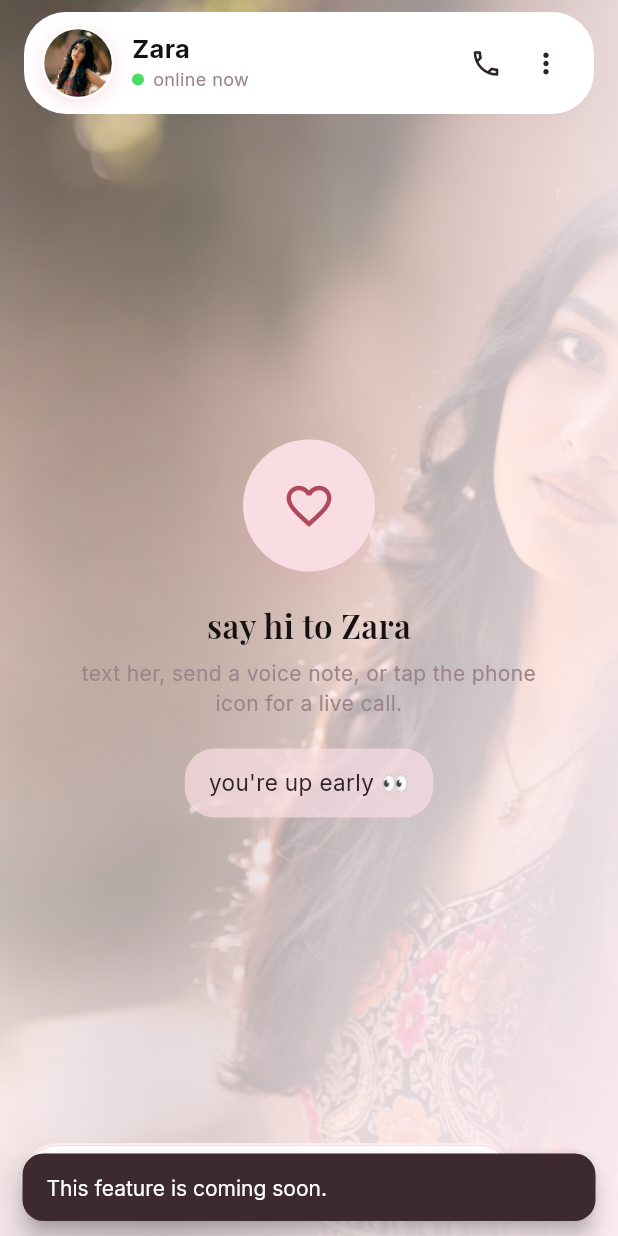
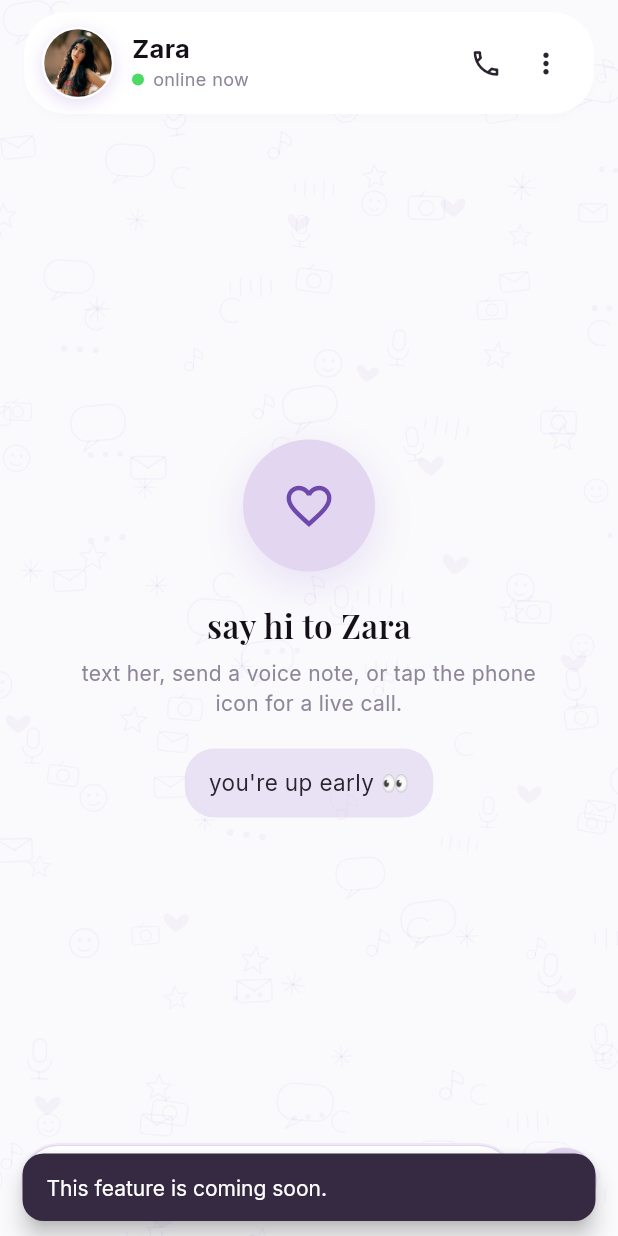
Before and after one commit to deepesh-crowstone/companion, a Flutter app: the ChatScreen screen opened directly, after a tap on the "phone" icon, on a phone screen of 412 x 824 dp. Run offline on Flutter 3.47's test engine with Material 3 defaults, Android fonts, the phone set to English and light mode, and no system bars; our stand-ins replace google_fonts, just_audio, permission_handler, shared_preferences, web; missing offline and left inert: audio_session, dart:js_interop, flutter_cashfree_pg_sdk, flutter_pcm_sound, record; accounts and stored records are empty; network calls fail.

Commit message:
Apply purple chat theme with patterned background and voice UI polish.
Switch from pink to purple, add whitish doodle chat backdrop, light grey user bubbles with inline timestamps, and live mic-driven recording waveforms.

Co-authored-by: Cursor <cursoragent@cursor.com>

```diff
--- a/client/mia_companion/lib/theme/mia_theme.dart
+++ b/client/mia_companion/lib/theme/mia_theme.dart
@@ -3,25 +3,25 @@ import 'package:flutter/services.dart';
 import 'package:google_fonts/google_fonts.dart';
 
 class MiaColors {
-  static const background = Color(0xFFFFF0F3);
-  /// Chat thread — slightly lighter than [background].
-  static const chatBackground = Color(0xFFFFF6F8);
-  static const backgroundDeep = Color(0xFFFCE8EC);
+  static const background = Color(0xFFF3EEF9);
+  /// Chat thread — whitish base for the message area.
+  static const chatBackground = Color(0xFFFAFAFC);
+  static const backgroundDeep = Color(0xFFE8E0F2);
   static const surface = Color(0xFFFFFFFF);
-  static const miaBubble = Color(0xFFF9DDE3);
-  static const userBubble = Color(0xFF4A3F42);
-  static const textPrimary = Color(0xFF2D2323);
-  static const miaText = Color(0xFF151012);
-  static const textMuted = Color(0xFF9A8589);
-  static const accent = Color(0xFFE8899A);
-  static const accentLight = Color(0xFFF5B8C4);
-  static const accentDeep = Color(0xFFB04A5A);
-  static const statusPink = Color(0xFFD48494);
+  static const miaBubble = Color(0xFFE2D6F0);
+  static const userBubble = Color(0xFFE8E6EB);
+  static const textPrimary = Color(0xFF2A2430);
+  static const miaText = Color(0xFF151018);
+  static const textMuted = Color(0xFF8E8699);
+  static const accent = Color(0xFF9B72D4);
+  static const accentLight = Color(0xFFC9B0E8);
+  static const accentDeep = Color(0xFF6E48AB);
+  static const statusPink = Color(0xFF9170C4);
   static const online = Color(0xFF4CD964);
-  static const errorBg = Color(0xFF3D2A2E);
-  static const callGradientTop = Color(0xFFB85A6B);
-  static const callGradientMid = Color(0xFF5A2430);
-  static const callGradientBottom = Color(0xFF2A0F14);
+  static const errorBg = Color(0xFF352A42);
+  static const callGradientTop = Color(0xFF7A52B8);
+  static const callGradientMid = Color(0xFF452A62);
+  static const callGradientBottom = Color(0xFF1E1228);
 }
 
 class MiaTheme {
@@ -106,7 +106,7 @@ class MiaTheme {
   static TextStyle chatBody({required bool isUser}) => GoogleFonts.inter(
         fontSize: 15,
         height: 1.4,
-        color: isUser ? Colors.white : MiaColors.miaText,
+        color: MiaColors.miaText,
       );
 
   static TextStyle caption() => GoogleFonts.inter(
--- a/client/mia_companion/lib/widgets/chat_input_bar.dart
+++ b/client/mia_companion/lib/widgets/chat_input_bar.dart
@@ -14,6 +14,7 @@ class ChatInputBar extends StatefulWidget {
     required this.recording,
     required this.recordingLocked,
     required this.recordingDuration,
+    required this.recordingLevels,
     required this.slideCancelActive,
     required this.slideOffset,
     required this.sending,
@@ -31,6 +32,7 @@ class ChatInputBar extends StatefulWidget {
   final bool recording;
   final bool recordingLocked;
   final Duration recordingDuration;
+  final List<double> recordingLevels;
   final bool slideCancelActive;
   final double slideOffset;
   final bool sending;
@@ -102,6 +104,7 @@ class _ChatInputBarState extends State<ChatInputBar> {
                 child: widget.recording
                     ? VoiceRecordingBar(
                         duration: widget.recordingDuration,
+                        levels: widget.recordingLevels,
                         locked: widget.recordingLocked,
                         slideCancelActive: widget.slideCancelActive,
                         slideOffset: widget.slideOffset,
--- a/client/mia_companion/lib/widgets/chat_message_tile.dart
+++ b/client/mia_companion/lib/widgets/chat_message_tile.dart
@@ -25,7 +25,8 @@ class ChatMessageTile extends StatelessWidget {
 
   @override
   Widget build(BuildContext context) {
-    return Column(
+    return RepaintBoundary(
+      child: Column(
         mainAxisSize: MainAxisSize.min,
         children: [
           if (showDateHeader) DateSeparator(date: message.createdAt),
@@ -37,6 +38,7 @@ class ChatMessageTile extends StatelessWidget {
             receiptStatus: receiptStatus,
           ),
         ],
+      ),
     );
   }
 }
--- /dev/null
+++ b/client/mia_companion/lib/widgets/chat_pattern_background.dart
@@ -0,0 +1,315 @@
+import 'dart:math' as math;
+
+import 'package:flutter/material.dart';
+
+import '../theme/mia_theme.dart';
+
+/// Whitish chat backdrop with a subtle repeating doodle pattern.
+class ChatPatternBackground extends StatelessWidget {
+  const ChatPatternBackground({super.key, required this.child});
+
+  final Widget child;
+
+  @override
+  Widget build(BuildContext context) {
+    return ColoredBox(
+      color: MiaColors.chatBackground,
+      child: CustomPaint(
+        painter: _ChatPatternPainter(
+          color: MiaColors.accent.withValues(alpha: 0.065),
+        ),
+        child: child,
+      ),
+    );
+  }
+}
+
+class _ChatPatternPainter extends CustomPainter {
+  _ChatPatternPainter({required this.color});
+
+  final Color color;
+
+  static const _tile = 96.0;
+
+  @override
+  void paint(Canvas canvas, Size size) {
+    final stroke = Paint()
+      ..color = color
+      ..style = PaintingStyle.stroke
+      ..strokeWidth = 1.0
+      ..strokeCap = StrokeCap.round
+      ..strokeJoin = StrokeJoin.round;
+
+    final fill = Paint()
+      ..color = color
+      ..style = PaintingStyle.fill;
+
+    for (var row = -1; row < (size.height / _tile).ceil() + 1; row++) {
+      final y = row * _tile * 0.88;
+      final stagger = row.isEven ? 0.0 : _tile * 0.5;
+      for (var col = -1; col < (size.width / _tile).ceil() + 1; col++) {
+        final origin = Offset(col * _tile + stagger, y);
+        _drawTile(canvas, origin, stroke, fill, row * 7 + col * 3);
+      }
+    }
+  }
+
+  void _drawTile(
+    Canvas canvas,
+    Offset origin,
+    Paint stroke,
+    Paint fill,
+    int seed,
+  ) {
+    final placements = _tilePlacements(seed);
+    for (final placement in placements) {
+      _drawMotif(
+        canvas,
+        origin + placement.offset,
+        stroke,
+        fill,
+        placement.type,
+        placement.scale,
+        placement.rotation,
+      );
+    }
+  }
+
+  List<_Placement> _tilePlacements(int seed) {
+    const motifs = _MotifType.values;
+    final rng = math.Random(seed);
+    final count = 3 + rng.nextInt(2);
+    return List.generate(count, (i) {
+      final type = motifs[(seed + i * 5) % motifs.length];
+      return _Placement(
+        type: type,
+        offset: Offset(
+          8 + rng.nextDouble() * (_tile - 28),
+          8 + rng.nextDouble() * (_tile - 28),
+        ),
+        scale: 0.82 + rng.nextDouble() * 0.28,
+        rotation: (rng.nextDouble() - 0.5) * 0.35,
+      );
+    });
+  }
+
+  void _drawMotif(
+    Canvas canvas,
+    Offset o,
+    Paint stroke,
+    Paint fill,
+    _MotifType type,
+    double scale,
+    double rotation,
+  ) {
+    canvas.save();
+    canvas.translate(o.dx, o.dy);
+    canvas.rotate(rotation);
+    canvas.scale(scale);
+
+    switch (type) {
+      case _MotifType.speechBubble:
+        _speechBubble(canvas, stroke);
+      case _MotifType.heart:
+        _heart(canvas, fill);
+      case _MotifType.dots:
+        _dots(canvas, fill);
+      case _MotifType.waveform:
+        _waveform(canvas, stroke);
+      case _MotifType.star:
+        _star(canvas, stroke);
+      case _MotifType.moon:
+        _moon(canvas, stroke);
+      case _MotifType.smile:
+        _smile(canvas, stroke);
+      case _MotifType.sparkle:
+        _sparkle(canvas, stroke);
+      case _MotifType.mic:
+        _mic(canvas, stroke);
+      case _MotifType.envelope:
+        _envelope(canvas, stroke);
+      case _MotifType.music:
+        _musicNote(canvas, stroke);
+      case _MotifType.camera:
+        _camera(canvas, stroke);
+    }
+
+    canvas.restore();
+  }
+
+  void _speechBubble(Canvas canvas, Paint paint) {
+    final rrect = RRect.fromRectAndRadius(
+      const Rect.fromLTWH(-17, -11, 34, 22),
+      const Radius.circular(10),
+    );
+    canvas.drawRRect(rrect, paint);
+    final tail = Path()
+      ..moveTo(-7, 11)
+      ..lineTo(-11, 17)
+      ..lineTo(-1, 11);
+    canvas.drawPath(tail, paint);
+  }
+
+  void _heart(Canvas canvas, Paint paint) {
+    final path = Path()
+      ..moveTo(0, 4)
+      ..cubicTo(-8, -6, -14, 4, 0, 12)
+      ..cubicTo(14, 4, 8, -6, 0, 4);
+    canvas.drawPath(path, paint);
+  }
+
+  void _dots(Canvas canvas, Paint paint) {
+    for (var i = 0; i < 3; i++) {
+      canvas.drawCircle(Offset(-10 + i * 10.0, 0), 2.0, paint);
+    }
+  }
+
+  void _waveform(Canvas canvas, Paint paint) {
+    const heights = [6.0, 12.0, 8.0, 14.0, 7.0];
+    for (var i = 0; i < heights.length; i++) {
+      final h = heights[i];
+      canvas.drawLine(
+        Offset(-14 + i * 7.0, (14 - h) / 2 - 7),
+        Offset(-14 + i * 7.0, (14 + h) / 2 - 7),
+        paint,
+      );
+    }
+  }
+
+  void _star(Canvas canvas, Paint paint) {
+    const points = 5;
+    const outer = 9.0;
+    const inner = 4.0;
+    final path = Path();
+    for (var i = 0; i < points * 2; i++) {
+      final r = i.isEven ? outer : inner;
+      final angle = (math.pi / points) * i - math.pi / 2;
+      final point = Offset(math.cos(angle) * r, math.sin(angle) * r);
+      if (i == 0) {
+        path.moveTo(point.dx, point.dy);
+      } else {
+        path.lineTo(point.dx, point.dy);
+      }
+    }
+    path.close();
+    canvas.drawPath(path, paint);
+  }
+
+  void _moon(Canvas canvas, Paint paint) {
+    canvas.drawArc(
+      const Rect.fromLTWH(-8, -8, 16, 16),
+      math.pi * 0.35,
+      math.pi * 1.35,
+      false,
+      paint,
+    );
+  }
+
+  void _smile(Canvas canvas, Paint paint) {
+    canvas.drawCircle(const Offset(0, 0), 9, paint);
+    canvas.drawArc(
+      const Rect.fromLTWH(-4, -1, 8, 6),
+      math.pi * 0.15,
+      math.pi * 0.7,
+      false,
+      paint,
+    );
+    final dot = Paint()
+      ..color = paint.color
+      ..style = PaintingStyle.fill;
+    canvas.drawCircle(const Offset(-3, -2), 1.2, dot);
+    canvas.drawCircle(const Offset(3, -2), 1.2, dot);
+  }
+
+  void _sparkle(Canvas canvas, Paint paint) {
+    canvas.drawLine(const Offset(0, -8), const Offset(0, 8), paint);
+    canvas.drawLine(const Offset(-8, 0), const Offset(8, 0), paint);
+    canvas.drawLine(const Offset(-5, -5), const Offset(5, 5), paint);
+    canvas.drawLine(const Offset(-5, 5), const Offset(5, -5), paint);
+  }
+
+  void _mic(Canvas canvas, Paint paint) {
+    canvas.drawRRect(
+      RRect.fromRectAndRadius(
+        const Rect.fromLTWH(-4, -10, 8, 14),
+        const Radius.circular(4),
+      ),
+      paint,
+    );
+    canvas.drawArc(
+      const Rect.fromLTWH(-7, -4, 14, 14),
+      0,
+      math.pi,
+      false,
+      paint,
+    );
+    canvas.drawLine(const Offset(0, 10), const Offset(0, 14), paint);
+    canvas.drawLine(const Offset(-5, 14), const Offset(5, 14), paint);
+  }
+
+  void _envelope(Canvas canvas, Paint paint) {
+    final rect = RRect.fromRectAndRadius(
+      const Rect.fromLTWH(-11, -7, 22, 14),
+      const Radius.circular(3),
+    );
+    canvas.drawRRect(rect, paint);
+    canvas.drawLine(const Offset(-11, -7), Offset.zero, paint);
+    canvas.drawLine(const Offset(11, -7), Offset.zero, paint);
+  }
+
+  void _musicNote(Canvas canvas, Paint paint) {
+    canvas.drawCircle(const Offset(-4, 4), 3.5, paint);
+    canvas.drawLine(const Offset(-0.5, 4), const Offset(-0.5, -10), paint);
+    final flag = Path()
+      ..moveTo(-0.5, -10)
+      ..quadraticBezierTo(8, -8, 6, -2)
+      ..quadraticBezierTo(2, -4, -0.5, -4);
+    canvas.drawPath(flag, paint);
+  }
+
+  void _camera(Canvas canvas, Paint paint) {
+    canvas.drawRRect(
+      RRect.fromRectAndRadius(
+        const Rect.fromLTWH(-11, -7, 22, 14),
+        const Radius.circular(3),
+      ),
+      paint,
+    );
+    canvas.drawCircle(const Offset(0, 0), 4.5, paint);
+    canvas.drawLine(const Offset(-4, -7), const Offset(-1, -10), paint);
+  }
+
+  @override
+  bool shouldRepaint(covariant _ChatPatternPainter oldDelegate) {
+    return oldDelegate.color != color;
+  }
+}
+
+enum _MotifType {
+  speechBubble,
+  heart,
+  dots,
+  waveform,
+  star,
+  moon,
+  smile,
+  sparkle,
+  mic,
+  envelope,
+  music,
+  camera,
+}
+
+class _Placement {
+  const _Placement({
+    required this.type,
+    required this.offset,
+    required this.scale,
+    required this.rotation,
+  });
+
+  final _MotifType type;
+  final Offset offset;
+  final double scale;
+  final double rotation;
+}
--- a/client/mia_companion/lib/widgets/voice_note_bubble.dart
+++ b/client/mia_companion/lib/widgets/voice_note_bubble.dart
@@ -41,7 +41,7 @@ class _VoiceNoteBubbleState extends State<VoiceNoteBubble>
     _barHeights = _generateWaveform(widget.seed);
     _playAnim = AnimationController(
       vsync: this,
-      duration: const Duration(milliseconds: 900),
+      duration: const Duration(milliseconds: 1800),
     );
     _loadDuration();
   }
@@ -107,8 +107,8 @@ class _VoiceNoteBubbleState extends State<VoiceNoteBubble>
     return '${m.toString().padLeft(2, '0')}:${r.toString().padLeft(2, '0')}';
   }
 
-  Color get _fg => widget.isUser ? Colors.white : MiaColors.accentDeep;
-  Color get _fgMuted => widget.isUser ? Colors.white70 : MiaColors.textMuted;
+  Color get _fg => widget.isUser ? MiaColors.miaText : MiaColors.accentDeep;
+  Color get _fgMuted => MiaColors.textMuted;
 
   @override
   Widget build(BuildContext context) {
```
Also changed, not shown: client/mia_companion/lib/screens/chat_screen.dart (+34 -2 lines), client/mia_companion/lib/utils/voice_waveform_levels.dart (added, +29 -0 lines), client/mia_companion/lib/widgets/message_bubble.dart (+102 -68 lines), client/mia_companion/lib/widgets/voice_recording_bar.dart (+72 -49 lines). Lines whose indentation alone changed are shown as unchanged.
